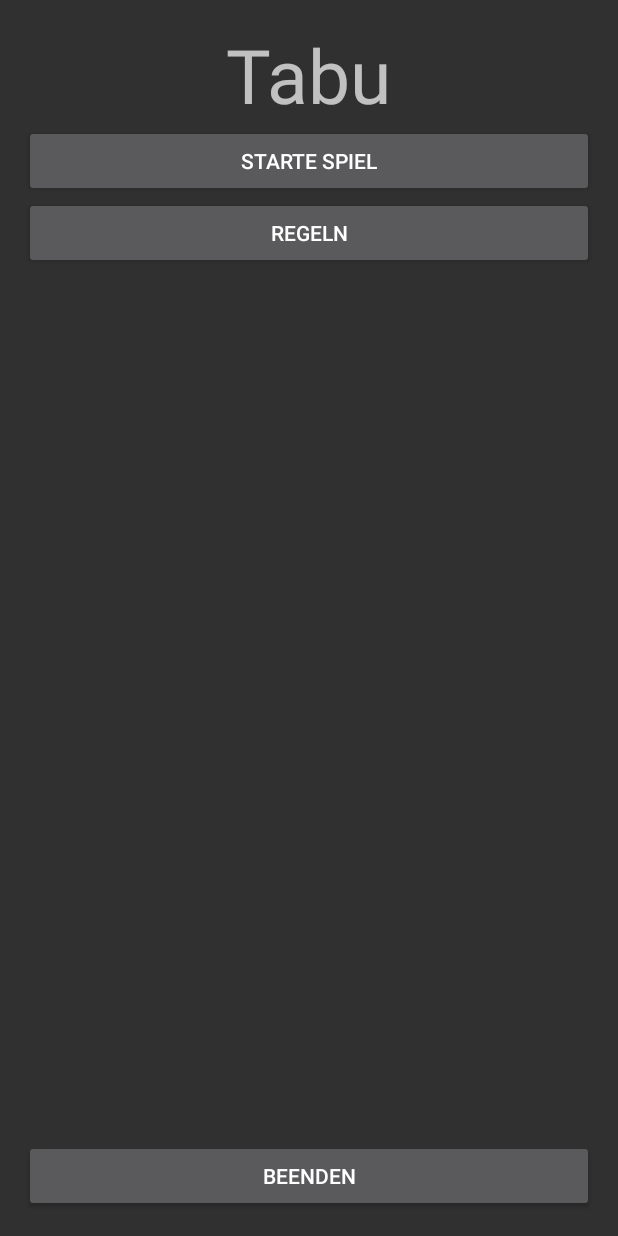
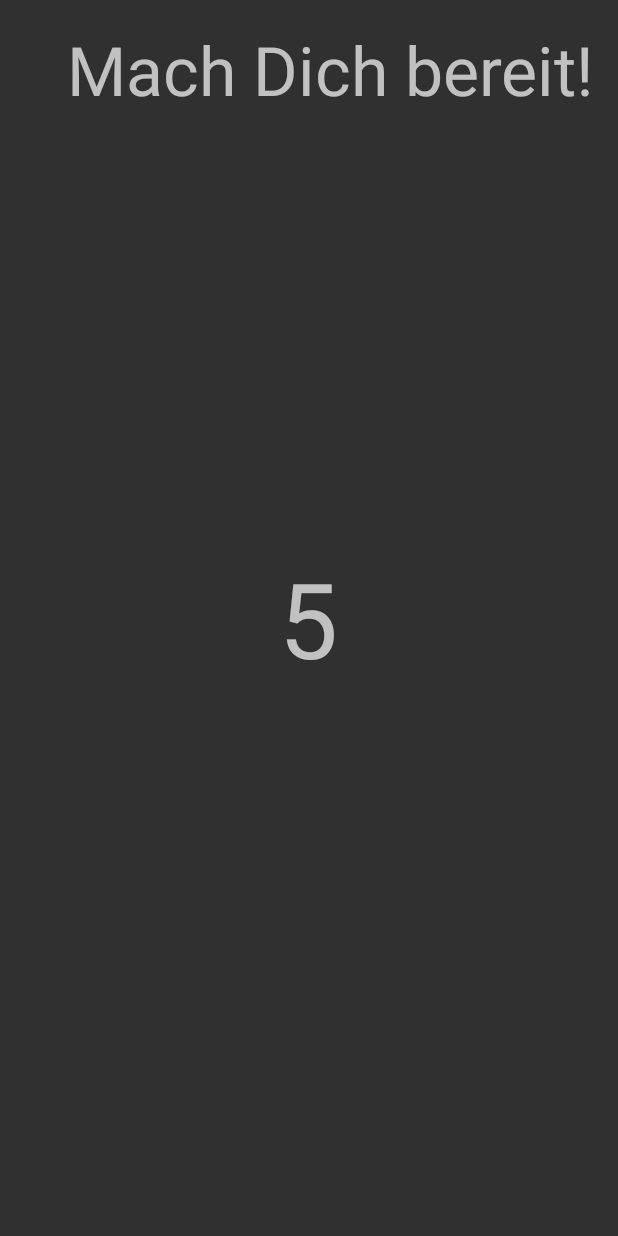
Before and after one commit to philan92/Tabu, an Android app: the screen it shows after launch (MainActivity before the commit, CountdownActivity after it), after a tap on "STARTE SPIEL", on a phone screen of 412 x 824 dp. Run offline under Robolectric (Android 15) with nearby library versions, the phone set to English and light mode, and no system bars.

Commit message:
Countdown Activity fertiggestellt

```diff
--- a/app/src/main/AndroidManifest.xml
+++ b/app/src/main/AndroidManifest.xml
@@ -24,6 +24,13 @@
             </intent-filter>
         </activity>
 
+        <activity android:name=".CountdownActivity" >
+            <!--Default Intent Filter-->
+            <intent-filter>
+                <action android:name="android.intent.action.DEFAULT" />
+            </intent-filter>
+        </activity>
+
     </application>
 
 </manifest>
--- a/app/src/main/java/tabu/htw_berlin/de/tabu/CountdownActivity.java
+++ b/app/src/main/java/tabu/htw_berlin/de/tabu/CountdownActivity.java
@@ -1,7 +1,9 @@
 package tabu.htw_berlin.de.tabu;
 
 import android.os.Bundle;
+import android.os.CountDownTimer;
 import android.support.v7.app.AppCompatActivity;
+import android.widget.TextView;
 
 /**
  * Created by philipp on 04.01.16.
@@ -10,9 +12,26 @@ import android.support.v7.app.AppCompatActivity;
  */
 public class CountdownActivity extends AppCompatActivity {
 
+    TextView tvCountdown;
+
     @Override
     protected void onCreate(Bundle savedInstanceState) {
         super.onCreate(savedInstanceState);
         setContentView(R.layout.activity_countdown);
+
+        tvCountdown = (TextView) findViewById(R.id.tv_countdown);
+
+        /* Countdown leicht veraendert von
+        http://developer.android.com/reference/android/os/CountDownTimer.html uebernommen
+        */
+        new CountDownTimer(6000, 1000) {
+            public void onTick(long millisUntilFinished) {
+                tvCountdown.setText(String.valueOf(millisUntilFinished / 1000));
+            }
+
+            public void onFinish() {
+                tvCountdown.setText(String.valueOf(0)); //TODO SpielActivity aufrufen
+            }
+        }.start();
     }
 }
--- a/app/src/main/java/tabu/htw_berlin/de/tabu/MainActivity.java
+++ b/app/src/main/java/tabu/htw_berlin/de/tabu/MainActivity.java
@@ -31,6 +31,7 @@ public class MainActivity extends AppCompatActivity implements View.OnClickListe
     public void onClick(View v) {
         switch (v.getId()) {
             case R.id.btn_starte_spiel:
+                starteCountdownActivity();
                 break;
             case R.id.btn_regeln:
                 starteRegelnActivity();
@@ -45,4 +46,9 @@ public class MainActivity extends AppCompatActivity implements View.OnClickListe
         Intent intent = new Intent(this, RegelnActivity.class);
         startActivity(intent);
     }
+
+    private void starteCountdownActivity() {
+        Intent intent = new Intent(this, CountdownActivity.class);
+        startActivity(intent);
+    }
 }
--- a/app/src/main/res/layout/activity_countdown.xml
+++ b/app/src/main/res/layout/activity_countdown.xml
@@ -1,6 +1,32 @@
 <?xml version="1.0" encoding="utf-8"?>
-<LinearLayout xmlns:android="http://schemas.android.com/apk/res/android"
-    android:orientation="vertical" android:layout_width="match_parent"
-    android:layout_height="match_parent">
+<RelativeLayout xmlns:android="http://schemas.android.com/apk/res/android"
+    xmlns:tools="http://schemas.android.com/tools"
+    android:layout_width="match_parent"
+    android:layout_height="match_parent"
+    android:paddingBottom="@dimen/activity_vertical_margin"
+    android:paddingLeft="@dimen/activity_horizontal_margin"
+    android:paddingRight="@dimen/activity_horizontal_margin"
+    android:paddingTop="@dimen/activity_vertical_margin"
+    tools:context="tabu.htw_berlin.de.tabu.MainActivity">
 
-</LinearLayout>
+
+    <TextView
+        android:layout_width="wrap_content"
+        android:layout_height="wrap_content"
+        android:text="@string/str_bereitmachen"
+        android:id="@+id/tv_bereitmachen"
+        android:layout_alignParentTop="true"
+        android:layout_alignParentRight="true"
+        android:layout_alignParentEnd="true"
+        android:textSize="45sp"
+        android:gravity="center" />
+
+    <TextView
+        android:layout_width="wrap_content"
+        android:layout_height="wrap_content"
+        android:id="@+id/tv_countdown"
+        android:layout_centerVertical="true"
+        android:layout_centerHorizontal="true"
+        android:textSize="70sp" />
+
+</RelativeLayout>
--- a/app/src/main/res/layout/activity_regeln.xml
+++ b/app/src/main/res/layout/activity_regeln.xml
@@ -22,7 +22,7 @@
     <TextView
         android:layout_width="wrap_content"
         android:layout_height="wrap_content"
-        android:text="@string/app_name"
+        android:text="@string/str_regeln"
         android:id="@+id/tv_titel_regeln"
         android:textSize="50sp"
         android:layout_alignParentTop="true"
--- a/app/src/main/res/values/strings.xml
+++ b/app/src/main/res/values/strings.xml
@@ -1,7 +1,7 @@
 <resources>
     <string name="app_name">Tabu</string>
     <string name="str_starte_spiel">Starte Spiel</string>
-    <string name="str_regeln">Regeln</string>
+    <string name="str_regeln">Spielregeln</string>
     <string name="str_beenden">Beenden</string>
 
     <string name="txt_regeln">
@@ -16,4 +16,5 @@
         buzzern. Dann muss der Spieler einen neuen Begriff erraten.\n
         Der Buzzer kann im Hauptmenü aufgerufen werden.\n
         Das Team mit den meisten Punkten am Ende gewinnt.</string>
+    <string name="str_bereitmachen">Mach Dich bereit!</string>
 </resources>
```
